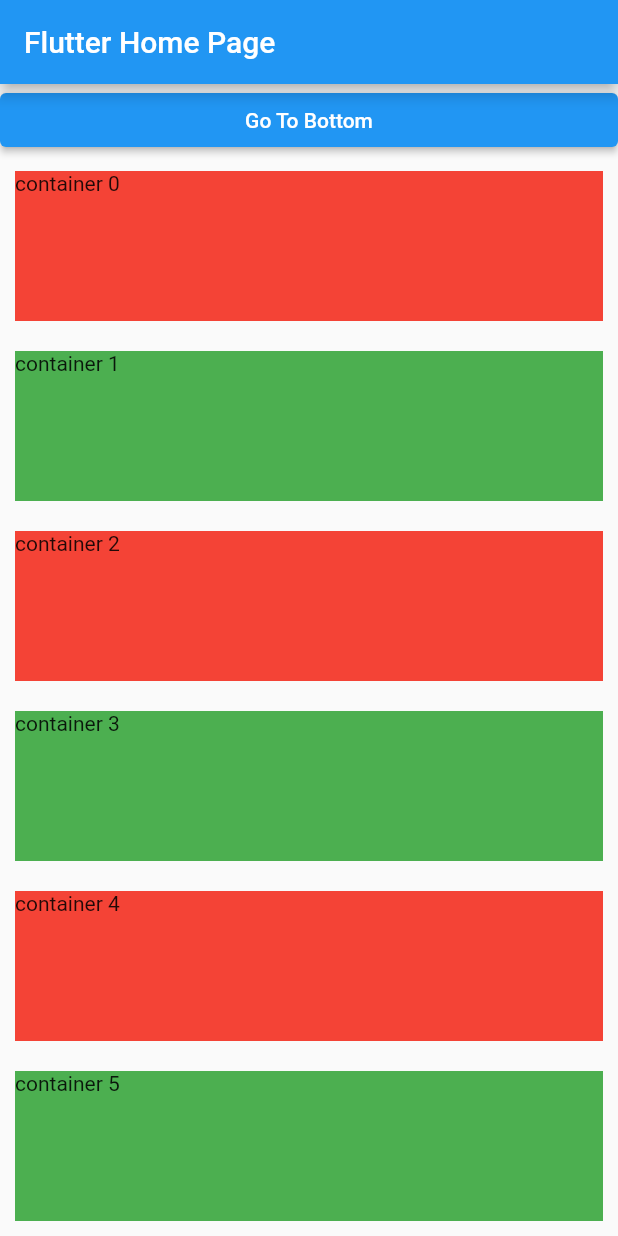
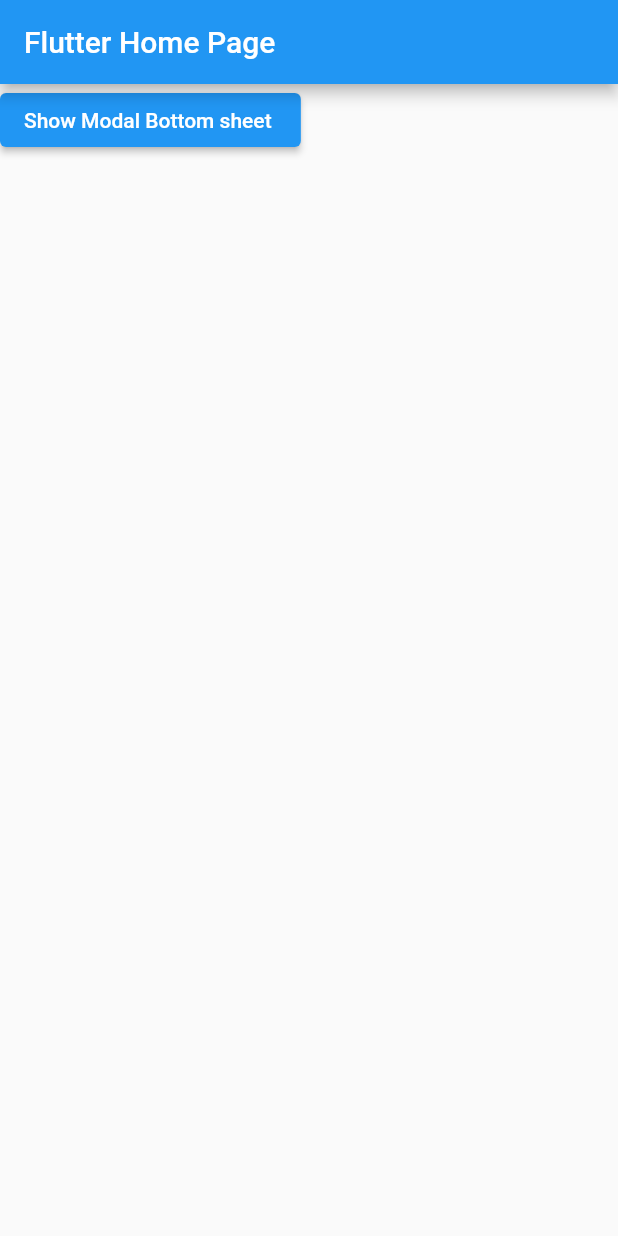
Before and after one commit to wejden7/Flutter_Tutorial, a Flutter app: the screen it shows after launch, on a phone screen of 412 x 824 dp. Run offline on Flutter 3.47's test engine with Material 2 defaults, Android fonts, the phone set to English and light mode, and no system bars.

Commit message:
showModalBottomSheet

```diff
--- a/lib/NewPage/test.dart
+++ b/lib/NewPage/test.dart
@@ -22,35 +22,19 @@ class _TestState extends State<Test> {
         appBar: AppBar(
           title: Text("Flutter Home Page"),
         ),
-        body: ListView(
-          controller: sc,
+        body: Column(
           children: [
             ElevatedButton(
                 onPressed: () {
-                  setState(() {
-                    // sc.jumpTo(sc.position.maxScrollExtent);
-                    sc.animateTo(sc.position.maxScrollExtent,
-                        duration: Duration(seconds: 1),
-                        curve: Curves.bounceOut);
-                  });
+                  showModalBottomSheet(
+                      context: context,
+                      builder: (context) {
+                        return Text(
+                          "Model Bottom",
+                        );
+                      });
                 },
-                child: Text("Go To Bottom")),
-            ...List.generate(
-                20,
-                (index) => Container(
-                      margin: EdgeInsets.all(10),
-                      child: Text("container $index"),
-                      color: index.isEven ? Colors.red : Colors.green,
-                      width: double.infinity,
-                      height: 100,
-                    )),
-            ElevatedButton(
-                onPressed: () {
-                  //sc.jumpTo(sc.position.minScrollExtent);
-                  sc.animateTo(sc.position.minScrollExtent,
-                      duration: Duration(seconds: 3), curve: Curves.linear);
-                },
-                child: Text("Go To Top")),
+                child: Text("Show Modal Bottom sheet "))
           ],
         ));
   }
```
